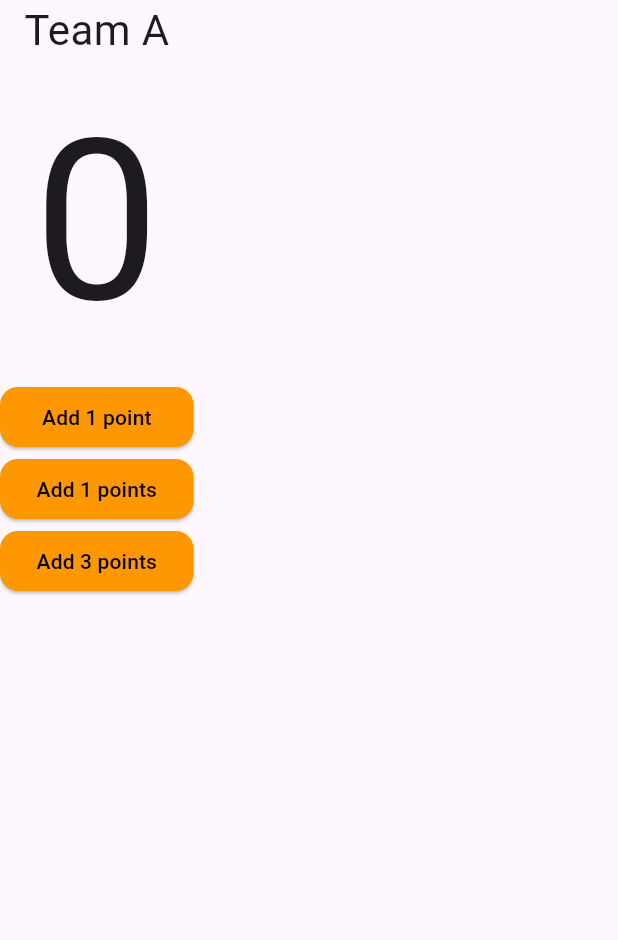
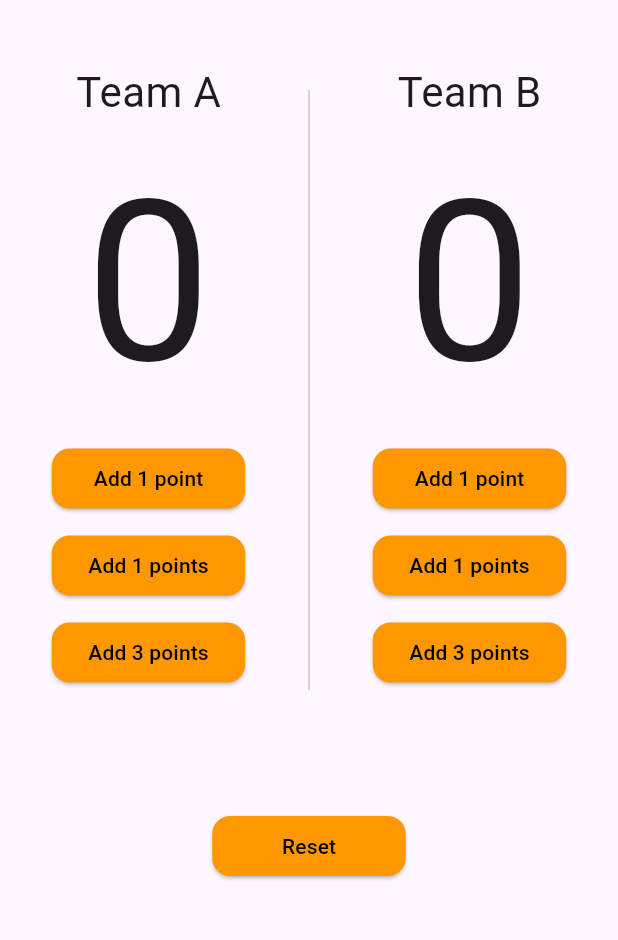
Before and after one commit to ZiadAlaa955/basketball_points_counter, a Flutter app: the screen it shows after launch, on a phone screen of 412 x 824 dp, the part 84-1024 px from its top. Run offline on Flutter 3.47's test engine with Material 3 defaults, Android fonts, the phone set to English and light mode, and no system bars.

Commit message:
finish ui

```diff
--- a/lib/Views/home_view.dart
+++ b/lib/Views/home_view.dart
@@ -20,6 +20,11 @@ class HomeView extends StatelessWidget {
       ),
       body: Column(
         children: [
+          Row(
+            mainAxisAlignment: MainAxisAlignment.spaceEvenly,
+            children: [
+              Column(
+                children: [
                   const Text(
                     'Team A',
                     style: TextStyle(
@@ -34,9 +39,15 @@ class HomeView extends StatelessWidget {
                     onPressed: () {},
                     text: 'Add 1 point',
                   ),
+                  const SizedBox(
+                    height: 10,
+                  ),
                   CustomElevetedButtom(
                     onPressed: () {},
                     text: 'Add 1 points',
+                  ),
+                  const SizedBox(
+                    height: 10,
                   ),
                   CustomElevetedButtom(
                     onPressed: () {},
@@ -44,6 +55,56 @@ class HomeView extends StatelessWidget {
                   ),
                 ],
               ),
+              const SizedBox(
+                height: 500,
+                child: VerticalDivider(
+                  indent: 60,
+                  endIndent: 40,
+                ),
+              ),
+              Column(
+                children: [
+                  const Text(
+                    'Team B',
+                    style: TextStyle(
+                      fontSize: 28,
+                    ),
+                  ),
+                  const Text(
+                    '0',
+                    style: TextStyle(fontSize: 150),
+                  ),
+                  CustomElevetedButtom(
+                    onPressed: () {},
+                    text: 'Add 1 point',
+                  ),
+                  const SizedBox(
+                    height: 10,
+                  ),
+                  CustomElevetedButtom(
+                    onPressed: () {},
+                    text: 'Add 1 points',
+                  ),
+                  const SizedBox(
+                    height: 10,
+                  ),
+                  CustomElevetedButtom(
+                    onPressed: () {},
+                    text: 'Add 3 points',
+                  ),
+                ],
+              )
+            ],
+          ),
+          SizedBox(
+            height: 40,
+          ),
+          CustomElevetedButtom(
+            onPressed: () {},
+            text: 'Reset',
+          ),
+        ],
+      ),
     );
   }
 }
```
Lines whose indentation alone changed are shown as unchanged.
